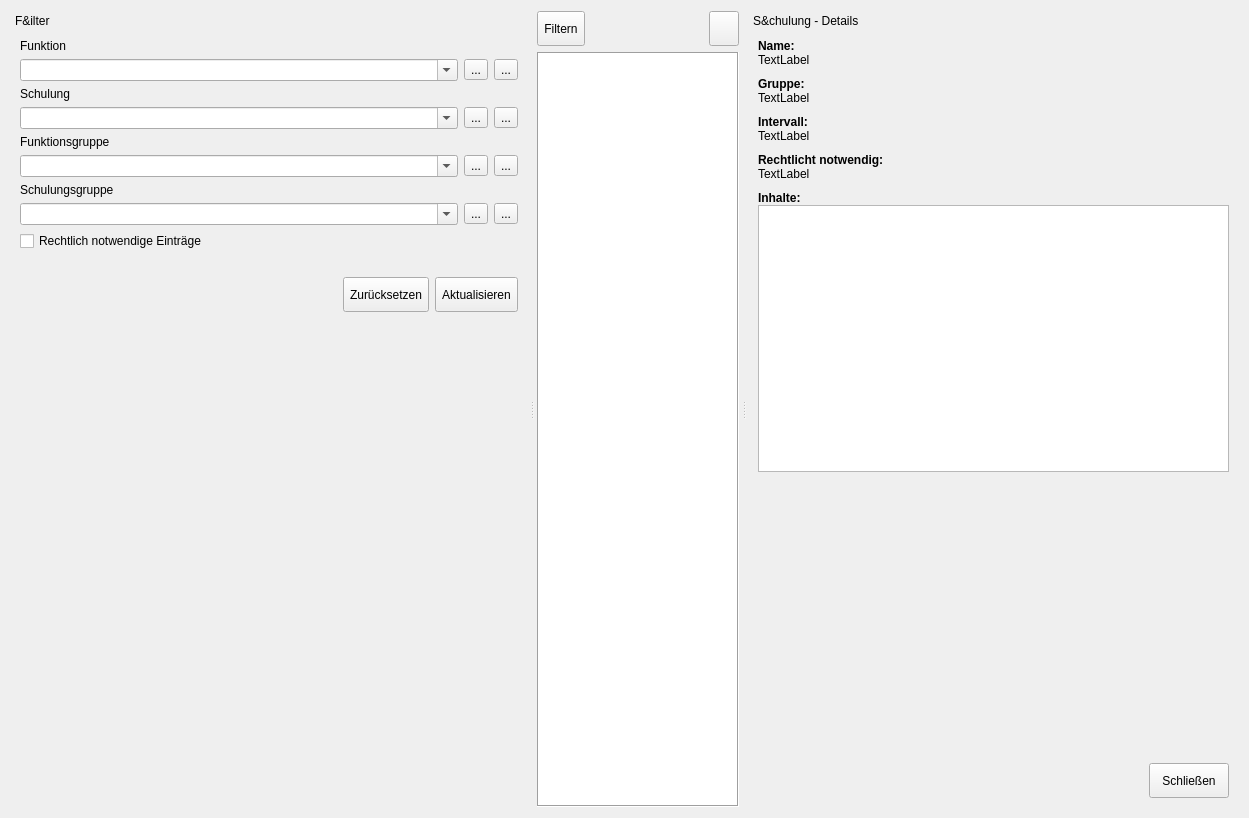
This is ui/qmqualimatrixwidget.ui in Christian-Kr/QualificationMatrix as Qt 5 draws it before an edit. The edited form follows.
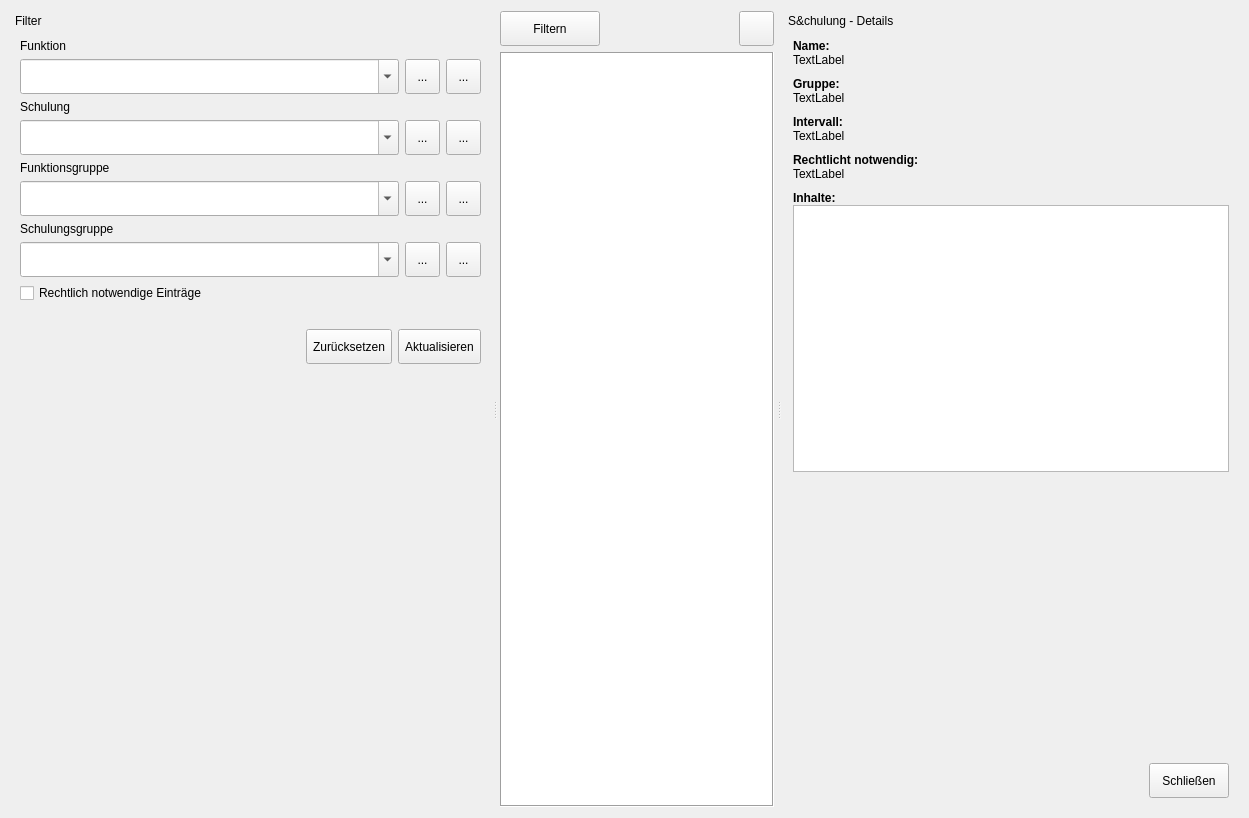
This is the edited form. Icons and pictures are not drawn. Custom widgets are drawn as their Qt base class.

Commit message: Change button height to minimum of 35 and width to 100

```diff
--- a/ui/qmqualimatrixwidget.ui
+++ b/ui/qmqualimatrixwidget.ui
@@ -45,7 +45,7 @@
        <set>QDockWidget::NoDockWidgetFeatures</set>
       </property>
       <property name="windowTitle">
-       <string>F&amp;ilter</string>
+       <string>Filter</string>
       </property>
       <widget class="QWidget" name="dockWidgetContents">
        <layout class="QGridLayout" name="gridLayout_2">
@@ -69,6 +69,12 @@
           </item>
           <item>
            <widget class="QToolButton" name="tbResetFuncGroup">
+            <property name="minimumSize">
+             <size>
+              <width>35</width>
+              <height>35</height>
+             </size>
+            </property>
             <property name="toolTip">
              <string>Zurücksetzen</string>
             </property>
@@ -89,6 +95,12 @@
           </item>
           <item>
            <widget class="QToolButton" name="tbExtSelFuncGroup">
+            <property name="minimumSize">
+             <size>
+              <width>35</width>
+              <height>35</height>
+             </size>
+            </property>
             <property name="toolTip">
              <string>Erweiterte Auswahl</string>
             </property>
@@ -136,6 +148,12 @@
           </item>
           <item>
            <widget class="QToolButton" name="tbResetTrainGroup">
+            <property name="minimumSize">
+             <size>
+              <width>35</width>
+              <height>35</height>
+             </size>
+            </property>
             <property name="toolTip">
              <string>Zurücksetzen</string>
             </property>
@@ -156,6 +174,12 @@
           </item>
           <item>
            <widget class="QToolButton" name="tbExtSelTrainGroup">
+            <property name="minimumSize">
+             <size>
+              <width>35</width>
+              <height>35</height>
+             </size>
+            </property>
             <property name="toolTip">
              <string>Erweiterte Auswahl</string>
             </property>
@@ -196,6 +220,12 @@
           </item>
           <item>
            <widget class="QToolButton" name="tbResetTrain">
+            <property name="minimumSize">
+             <size>
+              <width>35</width>
+              <height>35</height>
+             </size>
+            </property>
             <property name="toolTip">
              <string>Zurücksetzen</string>
             </property>
@@ -216,6 +246,12 @@
           </item>
           <item>
            <widget class="QToolButton" name="tbExtSelTrain">
+            <property name="minimumSize">
+             <size>
+              <width>35</width>
+              <height>35</height>
+             </size>
+            </property>
             <property name="toolTip">
              <string>Erweiterte Auswahl</string>
             </property>
@@ -256,6 +292,12 @@
           </item>
           <item>
            <widget class="QToolButton" name="tbResetFunc">
+            <property name="minimumSize">
+             <size>
+              <width>35</width>
+              <height>35</height>
+             </size>
+            </property>
             <property name="toolTip">
              <string>Zurücksetzen</string>
             </property>
@@ -276,6 +318,12 @@
           </item>
           <item>
            <widget class="QToolButton" name="tbExtSelFunc">
+            <property name="minimumSize">
+             <size>
+              <width>35</width>
+              <height>35</height>
+             </size>
+            </property>
             <property name="toolTip">
              <string>Erweiterte Auswahl</string>
             </property>
@@ -436,7 +484,7 @@
           <widget class="QToolButton" name="tbFilterVisible">
            <property name="minimumSize">
             <size>
-             <width>0</width>
+             <width>100</width>
              <height>35</height>
             </size>
            </property>
@@ -475,7 +523,7 @@
           <widget class="QToolButton" name="tbLock">
            <property name="minimumSize">
             <size>
-             <width>0</width>
+             <width>35</width>
              <height>35</height>
             </size>
            </property>
```
The commit also changes 2 other files.
